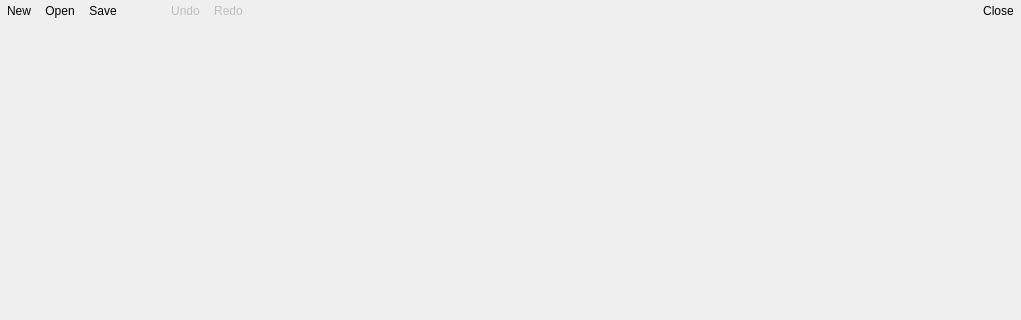
This is Include/imtgui/CStandardDocumentViewDecorator.ui in ImagingTools/ImtCore as Qt 5 draws it before an edit; both pictures show x 0 to 1021 and y 0 to 320 of the 1021 by 552 pixel window. The edited form follows.
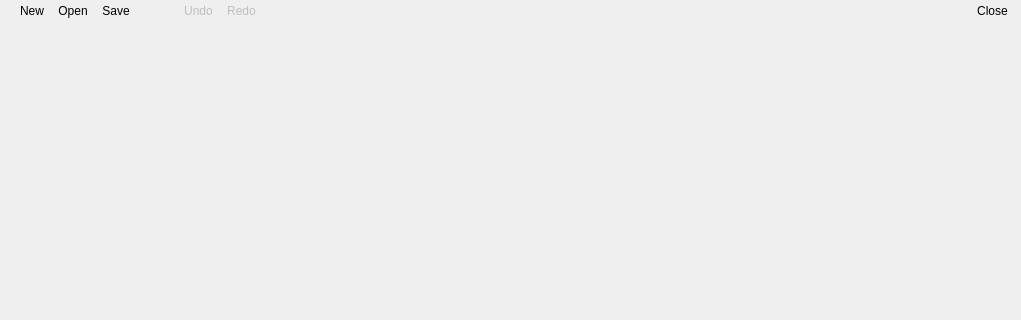
This is the edited form. Icons and pictures are not drawn.

Commit message: Working on SDI workspace - document title added

Diff of the .ui file:
```diff
--- a/Include/imtgui/CStandardDocumentViewDecorator.ui
+++ b/Include/imtgui/CStandardDocumentViewDecorator.ui
@@ -39,17 +39,30 @@
        <number>0</number>
       </property>
       <property name="leftMargin">
-       <number>0</number>
+       <number>6</number>
       </property>
       <property name="topMargin">
        <number>0</number>
       </property>
       <property name="rightMargin">
-       <number>0</number>
+       <number>6</number>
       </property>
       <property name="bottomMargin">
        <number>0</number>
       </property>
+      <item>
+       <widget class="QLabel" name="DocumentTitle">
+        <property name="sizePolicy">
+         <sizepolicy hsizetype="Maximum" vsizetype="Preferred">
+          <horstretch>0</horstretch>
+          <verstretch>0</verstretch>
+         </sizepolicy>
+        </property>
+        <property name="text">
+         <string/>
+        </property>
+       </widget>
+      </item>
       <item>
        <widget class="QToolButton" name="NewButton">
         <property name="text">
```
The commit also changes 4 other files.
